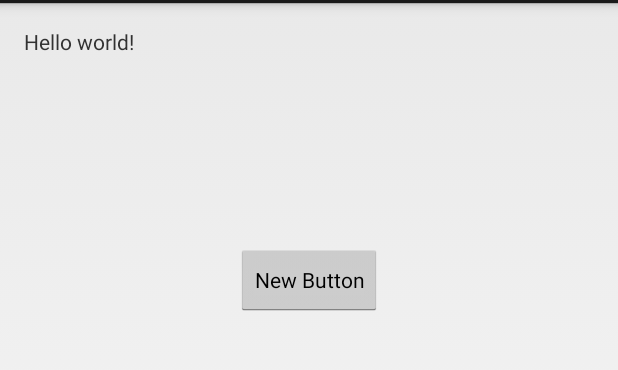
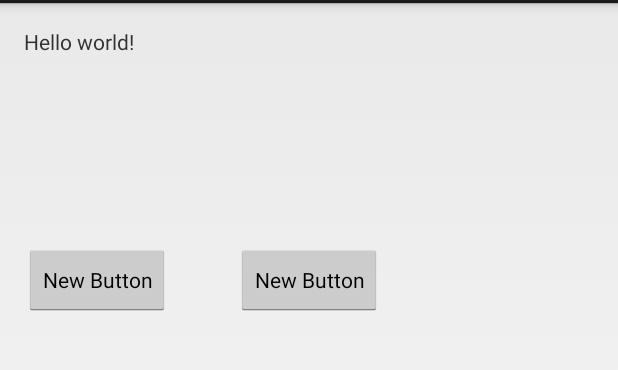
Before and after one commit to HE-ArcSurvivors/smart-house-android, an Android app: the screen it shows after launch (Connection), on a phone screen of 412 x 824 dp, the part 69-439 px from its top. Run offline under Robolectric (Android 15) with nearby library versions, the phone set to English and light mode, and no system bars.

Commit message:
ajout bouton ur xml connect

```diff
--- a/Fi5t/app/src/main/res/layout/activity_connection.xml
+++ b/Fi5t/app/src/main/res/layout/activity_connection.xml
@@ -24,4 +24,14 @@
         android:layout_centerHorizontal="true"
         android:layout_marginTop="125dp" />
 
+    <Button
+        style="?android:attr/buttonStyleSmall"
+        android:layout_width="wrap_content"
+        android:layout_height="wrap_content"
+        android:text="New Button"
+        android:id="@+id/button2"
+        android:layout_alignBaseline="@+id/button"
+        android:layout_alignBottom="@+id/button"
+        android:layout_alignParentStart="true" />
+
 </RelativeLayout>
```
